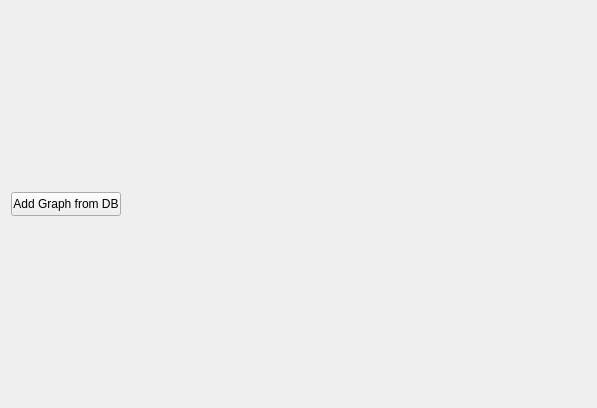
Old version of the form graphicwindow.ui in the repository RauchendeKanonen/qcanobserver.
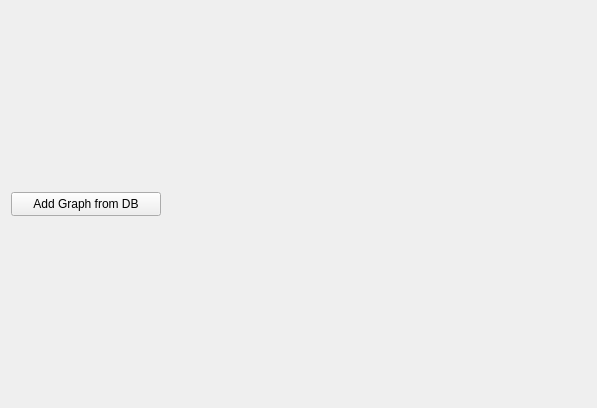
New version of the form.

The edit to the form file:
```diff
--- a/graphicwindow.ui
+++ b/graphicwindow.ui
@@ -16,6 +16,12 @@
   <layout class="QVBoxLayout" name="verticalLayout">
    <item>
     <widget class="QPushButton" name="GraphFromDB">
+     <property name="minimumSize">
+      <size>
+       <width>150</width>
+       <height>0</height>
+      </size>
+     </property>
      <property name="maximumSize">
       <size>
        <width>110</width>
```
Left out of the diff: 3 changed lines with no effect on the pictures.
